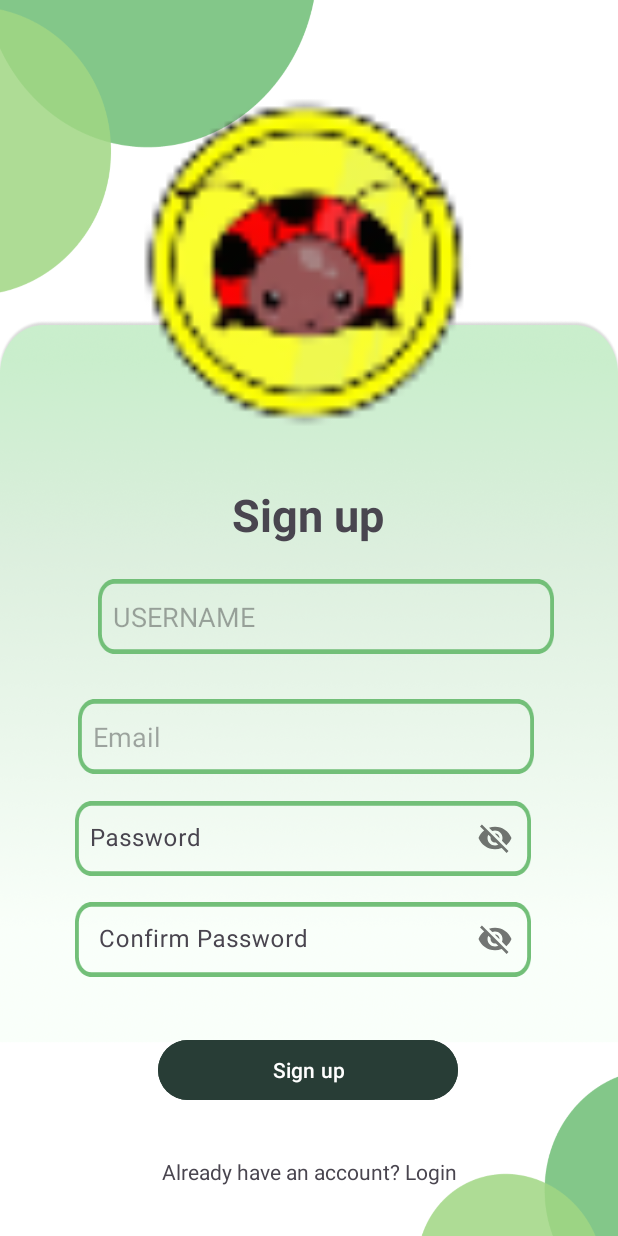
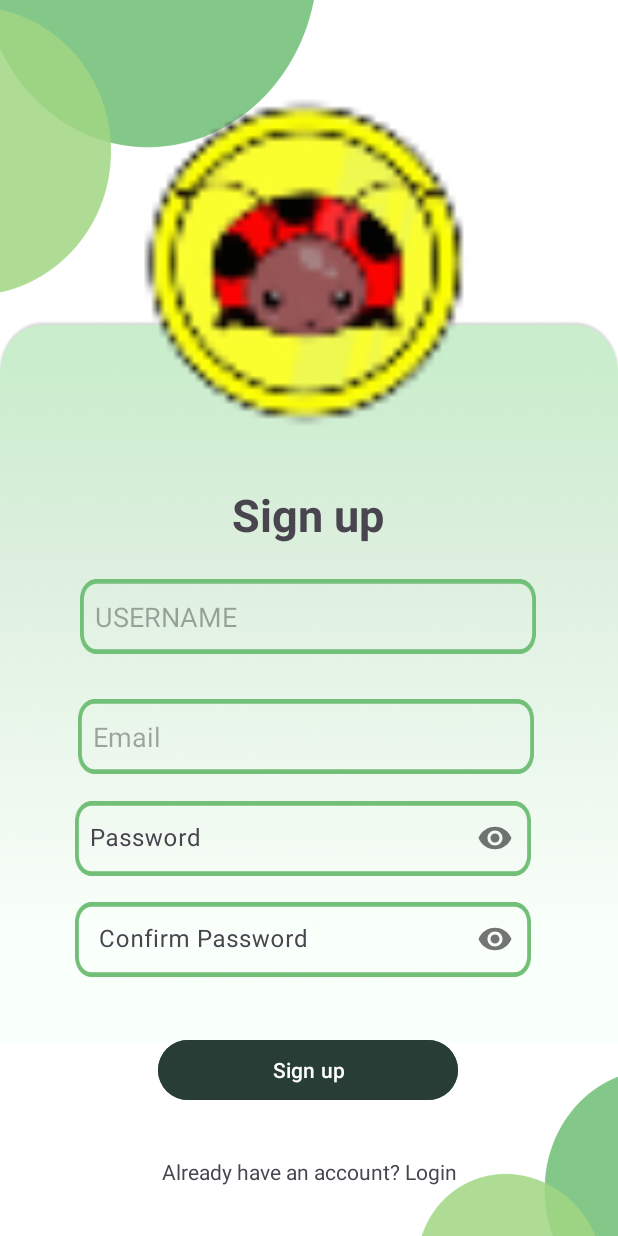
Before and after one commit to ST10085670/BuggyBank, an Android app: the Sign_up screen opened directly, with no data from a screen before it, on a phone screen of 412 x 824 dp. Run offline under Robolectric (Android 15) with nearby library versions, the phone set to English and light mode, and no system bars; our stand-ins replace Firebase (no records; nobody signed in at launch, a user with empty details on screens opened directly).

Commit message:
[password is not visable]

```diff
--- a/app/src/main/java/vcmsa/projects/buggybank/Sign_in.kt
+++ b/app/src/main/java/vcmsa/projects/buggybank/Sign_in.kt
@@ -83,6 +83,7 @@ class Sign_in : AppCompatActivity() {
                 auth.signInWithEmailAndPassword(
                     binding.SignInEmail.text.toString().trim(),
                     binding.SignInPassword.text.toString().trim()
+
                 ).await()
 
                 val userId = auth.currentUser?.uid ?: throw Exception("User ID is null after sign-in")
--- a/app/src/main/java/vcmsa/projects/buggybank/Sign_up.kt
+++ b/app/src/main/java/vcmsa/projects/buggybank/Sign_up.kt
@@ -29,8 +29,9 @@ private const val TAG = "SignUpActivity"
 @Suppress("DEPRECATION")
 class Sign_up : AppCompatActivity() {
 
+    private lateinit var binding: ActivitySignUpBinding
     private lateinit var auth: FirebaseAuth
-    private lateinit var binding: ActivitySignUpBinding
+
 
     override fun onCreate(savedInstanceState: Bundle?) {
         super.onCreate(savedInstanceState)
@@ -69,26 +70,6 @@ class Sign_up : AppCompatActivity() {
             overridePendingTransition(android.R.anim.slide_in_left, android.R.anim.slide_out_right)
             finish()
         }
-
-        // Text change listener to expand text fields
-        val textWatcher = object : TextWatcher {
-            override fun beforeTextChanged(s: CharSequence?, start: Int, count: Int, after: Int) {}
-            override fun onTextChanged(s: CharSequence?, start: Int, before: Int, count: Int) {}
-            override fun afterTextChanged(s: Editable?) {
-                binding.signUpEmail.isSingleLine = false
-                binding.SignUpPassword.isSingleLine = false
-                binding.SignUpPasswordConfirm.isSingleLine = false
-                binding.username.isSingleLine = false
-            }
-        }
-        binding.signUpEmail.addTextChangedListener(textWatcher)
-        binding.SignUpPassword.addTextChangedListener(textWatcher)
-        binding.SignUpPasswordConfirm.addTextChangedListener(textWatcher)
-        binding.username.addTextChangedListener(textWatcher)
-
-        // Toggle password visibility
-        binding.SignUpPassword.transformationMethod = android.text.method.PasswordTransformationMethod.getInstance()
-        binding.SignUpPasswordConfirm.transformationMethod = android.text.method.PasswordTransformationMethod.getInstance()
 
         // Sign up button click listener
         binding.SignUpButton.setOnClickListener {
--- a/app/src/main/res/layout/activity_sign_in.xml
+++ b/app/src/main/res/layout/activity_sign_in.xml
@@ -60,6 +60,7 @@
         android:layout_width="match_parent"
         android:layout_height="65dp"
         android:gravity="center"
+        android:hint="@string/Password"
         app:layout_constraintBottom_toBottomOf="parent"
         app:layout_constraintEnd_toEndOf="parent"
         app:layout_constraintHorizontal_bias="0.0"
@@ -73,9 +74,8 @@
             android:layout_width="380dp"
             android:layout_height="50dp"
             android:background="@drawable/vector_textbox"
-            android:hint="@string/Password"
-            android:paddingStart="20dp"
-            android:textDirection="ltr"
+            android:ems="15"
+            android:inputType="textPassword"
             android:textSize="18sp" />
     </com.google.android.material.textfield.TextInputLayout>
 
--- a/app/src/main/res/layout/activity_sign_up.xml
+++ b/app/src/main/res/layout/activity_sign_up.xml
@@ -52,9 +52,11 @@
             app:layout_constraintStart_toStartOf="parent"
             app:layout_constraintTop_toTopOf="parent"
             app:layout_constraintVertical_bias="0.0"
-            tools:ignore="RtlSymmetry,TextFields" />
+            tools:ignore="RtlSymmetry,TextFields"
+            android:inputType="textEmailAddress"/>
 
         <com.google.android.material.textfield.TextInputLayout
+            android:id="@+id/editPassword"
             android:layout_width="match_parent"
             android:layout_height="wrap_content"
             android:layout_margin="10dp"
@@ -67,15 +69,16 @@
             app:layout_constraintTop_toTopOf="parent"
             app:layout_constraintVertical_bias="0.48"
             app:passwordToggleEnabled="true"
-            tools:ignore="RtlSymmetry">
+            tools:ignore="RtlSymmetry"
+            android:hint="@string/Password">
 
             <com.google.android.material.textfield.TextInputEditText
                 android:id="@+id/Sign_up_password"
                 android:layout_width="304dp"
                 android:layout_height="50dp"
-                android:autofillHints=""
                 android:background="@drawable/vector_textbox"
-                android:hint="@string/Password"
+                android:ems="15"
+                android:inputType="textPassword"
                 android:paddingStart="10sp" />
 
         </com.google.android.material.textfield.TextInputLayout>
@@ -86,24 +89,23 @@
             android:layout_margin="10dp"
             android:gravity="center"
             android:paddingStart="10sp"
+            app:passwordToggleEnabled="true"
             app:layout_constraintBottom_toBottomOf="parent"
             app:layout_constraintEnd_toEndOf="parent"
             app:layout_constraintHorizontal_bias="0.526"
             app:layout_constraintStart_toStartOf="parent"
             app:layout_constraintTop_toTopOf="parent"
             app:layout_constraintVertical_bias="1.0"
-            app:passwordToggleEnabled="true"
-            tools:ignore="RtlSymmetry">
+            tools:ignore="RtlSymmetry"
+            android:hint="@string/conform_password">
 
             <com.google.android.material.textfield.TextInputEditText
                 android:id="@+id/Sign_up_password_confirm"
                 android:layout_width="304dp"
                 android:layout_height="50dp"
-                android:autofillHints=""
                 android:background="@drawable/vector_textbox"
-                android:hint="@string/conform_password"
-
-                />
+                android:ems="15"
+                android:inputType="textPassword"/>
         </com.google.android.material.textfield.TextInputLayout>
 
 
@@ -164,7 +166,7 @@
         android:paddingStart="10sp"
         app:layout_constraintBottom_toBottomOf="parent"
         app:layout_constraintEnd_toEndOf="parent"
-        app:layout_constraintHorizontal_bias="0.629"
+        app:layout_constraintHorizontal_bias="0.495"
         app:layout_constraintStart_toStartOf="parent"
         app:layout_constraintTop_toTopOf="parent"
         app:layout_constraintVertical_bias="0.499"
```
